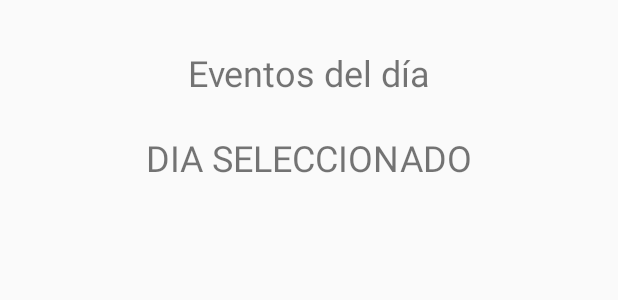
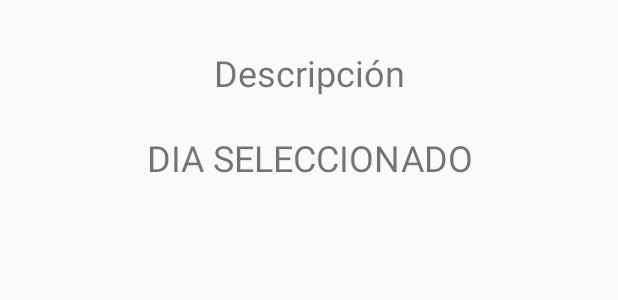
Before and after one commit to JuanGalicia20/POOProject, an Android app: the layout dialog_descripciont.xml on its own in the app's theme, with its tools: preview values and no code run, on a phone screen of 412 x 824 dp. Shown: the top 300 px of the screen. Run offline under Robolectric (Android 15) with nearby library versions, the phone set to English and light mode, and no system bars; Roboto replaces fonts that are not available here.

Commit message:
Fase final tareas
se implementó poder ver la descripcion de las tareas al presionarlas

```diff
--- a/AplicacionMovil/app/src/main/res/layout/dialog_descripciont.xml
+++ b/AplicacionMovil/app/src/main/res/layout/dialog_descripciont.xml
@@ -12,7 +12,7 @@
         android:layout_height="wrap_content"
         android:layout_marginTop="32dp"
         android:fontFamily="@font/amaranth"
-        android:text="Eventos del día"
+        android:text="Descripción"
         android:textSize="24dp"
         app:layout_constraintEnd_toEndOf="parent"
         app:layout_constraintStart_toStartOf="parent"
@@ -24,6 +24,7 @@
         android:layout_height="wrap_content"
         android:layout_marginTop="24dp"
         android:fontFamily="@font/amaranth"
+        android:textAlignment="center"
         android:text="DIA SELECCIONADO"
         android:textSize="24dp"
         app:layout_constraintEnd_toEndOf="parent"
```
Also changed, not shown: AplicacionMovil/app/src/main/java/com/project/app/aplicacionmovil/AdaptadorTareas.java (+21 -3 lines), AplicacionMovil/app/src/main/java/com/project/app/aplicacionmovil/Tareas.java (+13 -10 lines).
